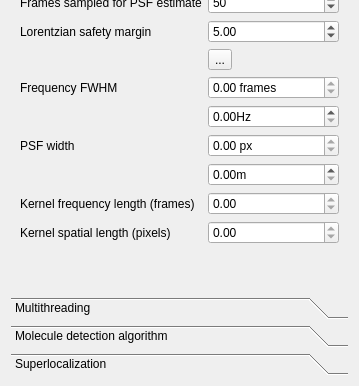
Qt form src/qudi/gui/molecule_localization/settings.ui (Lab-on-a-Molecule-Quantum-Nanophotonics/qudi-lab-on-a-molecule-modules) before a commit; both pictures show x 0 to 359 and y 188 to 574 of the 359 by 574 pixel window.
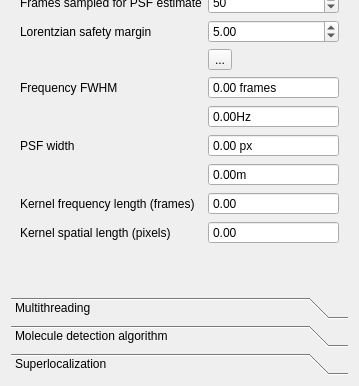
The same form after that commit. The open tabs and pages were chosen to show the change. Custom widgets are drawn as their Qt base class.

```diff
--- a/src/qudi/gui/molecule_localization/settings.ui
+++ b/src/qudi/gui/molecule_localization/settings.ui
@@ -419,7 +419,7 @@
       <property name="geometry">
        <rect>
         <x>0</x>
-        <y>0</y>
+        <y>-22</y>
         <width>366</width>
         <height>300</height>
        </rect>
@@ -485,6 +485,9 @@
            <property name="readOnly">
             <bool>true</bool>
            </property>
+           <property name="buttonSymbols">
+            <enum>QAbstractSpinBox::ButtonSymbols::NoButtons</enum>
+           </property>
            <property name="suffix">
             <string> frames</string>
            </property>
@@ -508,6 +511,9 @@
            <property name="readOnly">
             <bool>true</bool>
            </property>
+           <property name="buttonSymbols">
+            <enum>QAbstractSpinBox::ButtonSymbols::NoButtons</enum>
+           </property>
            <property name="suffix">
             <string> px</string>
            </property>
@@ -544,6 +550,9 @@
            <property name="readOnly">
             <bool>true</bool>
            </property>
+           <property name="buttonSymbols">
+            <enum>QAbstractSpinBox::ButtonSymbols::NoButtons</enum>
+           </property>
            <property name="maximum">
             <double>1000.000000000000000</double>
            </property>
@@ -557,6 +566,9 @@
            <property name="readOnly">
             <bool>true</bool>
            </property>
+           <property name="buttonSymbols">
+            <enum>QAbstractSpinBox::ButtonSymbols::NoButtons</enum>
+           </property>
           </widget>
          </item>
          <item row="7" column="0">
@@ -575,6 +587,9 @@
          </item>
          <item row="4" column="1">
           <widget class="ScienDSpinBox" name="frequencyFWHMHzDoubleSpinBox">
+           <property name="buttonSymbols">
+            <enum>QAbstractSpinBox::ButtonSymbols::NoButtons</enum>
+           </property>
            <property name="suffix">
             <string>Hz</string>
            </property>
@@ -585,6 +600,9 @@
          </item>
          <item row="6" column="1">
           <widget class="ScienDSpinBox" name="positionStdevMDoubleSpinBox">
+           <property name="buttonSymbols">
+            <enum>QAbstractSpinBox::ButtonSymbols::NoButtons</enum>
+           </property>
            <property name="suffix">
             <string>m</string>
            </property>
```
Left out of the diff: 20 changed lines with no effect on the pictures.
